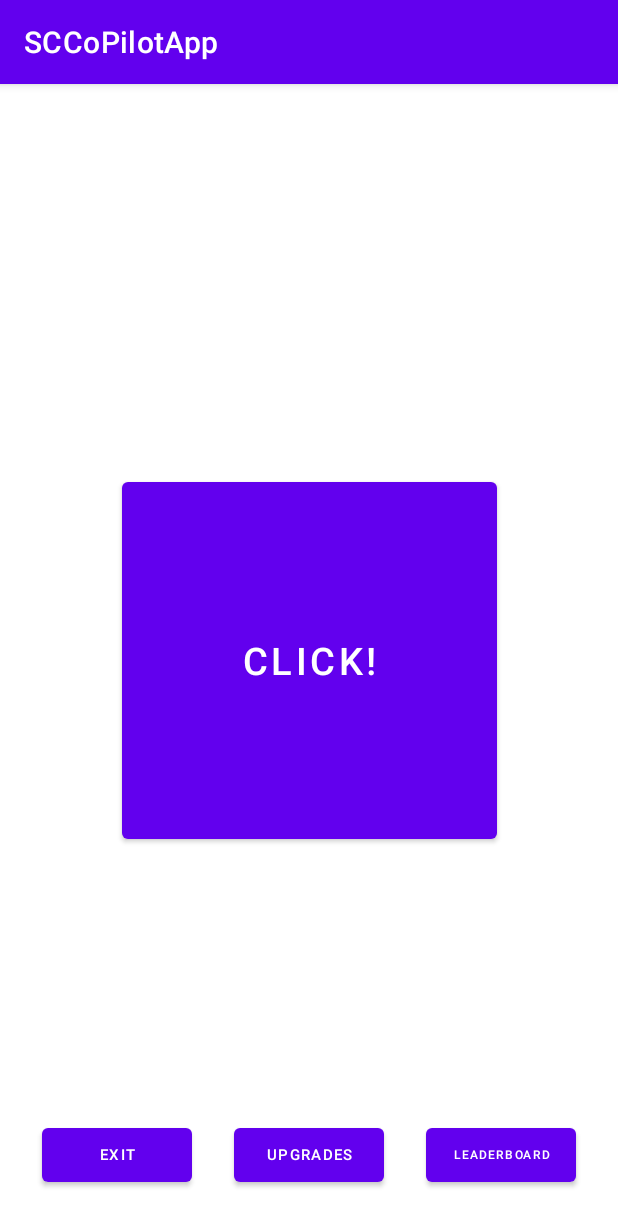
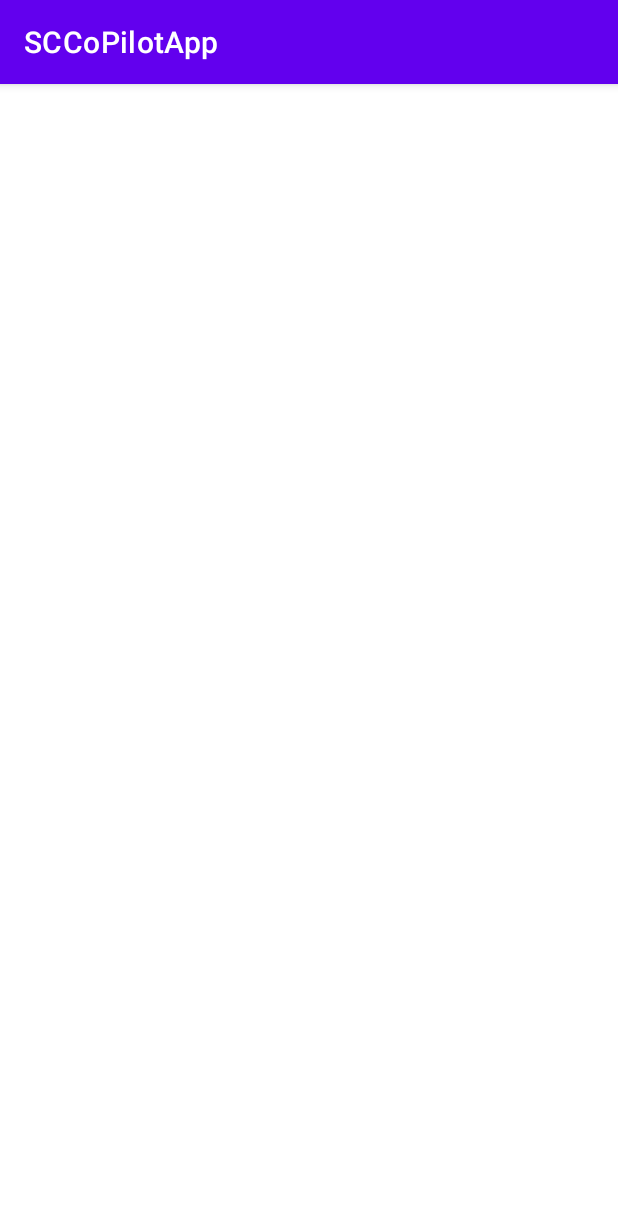
Before and after one commit to greggriffin2/Desktop-MobileGame_v2, an Android app: the MainGameActivity screen opened directly, with no data from a screen before it, after a tap on "UPGRADES", on a phone screen of 412 x 824 dp. Shown: the top 1226 px of the screen. Run offline under Robolectric (Android 15) with nearby library versions, the phone set to English and light mode, and no system bars.

Commit message:
Added the UpgradesActivity and linked both that button and the leaderboard button.

```diff
--- a/SCCoPilotApp/app/src/main/AndroidManifest.xml
+++ b/SCCoPilotApp/app/src/main/AndroidManifest.xml
@@ -10,6 +10,9 @@
         android:supportsRtl="true"
         android:theme="@style/Theme.SCCoPilotApp">
         <activity
+            android:name=".UpgradesActivity"
+            android:exported="false" />
+        <activity
             android:name=".LeaderboardActivity"
             android:exported="false" />
         <activity
@@ -20,16 +23,15 @@
             android:exported="true"
             android:label="@string/app_name">
             <intent-filter>
-                <action android:name="android.intent.action.MAIN"/>
+                <action android:name="android.intent.action.MAIN" />
 
-                <category android:name="android.intent.category.LAUNCHER"/>
+                <category android:name="android.intent.category.LAUNCHER" />
             </intent-filter>
         </activity>
         <activity
             android:name=".SettingsActivity"
             android:exported="true"
-            android:label="@string/app_name"/>
+            android:label="@string/app_name" />
     </application>
 
 </manifest>
-<!--put in here activity actions -->
--- a/SCCoPilotApp/app/src/main/java/com/example/sccopilotapp/MainGameActivity.java
+++ b/SCCoPilotApp/app/src/main/java/com/example/sccopilotapp/MainGameActivity.java
@@ -2,6 +2,7 @@ package com.example.sccopilotapp;
 
 import androidx.appcompat.app.AppCompatActivity;
 
+import android.content.Intent;
 import android.os.Bundle;
 import android.view.View;
 import android.widget.Button;
@@ -37,7 +38,8 @@ public class MainGameActivity extends AppCompatActivity {
      * @param view
      */
     public void onClickUpgrades(View view){
-
+        Intent intent = new Intent(this, UpgradesActivity.class);
+        startActivity(intent);
     }
 
     /**This method will wait for the user to click the button and once
@@ -46,7 +48,8 @@ public class MainGameActivity extends AppCompatActivity {
      * @param view
      */
     public void onClickLeaderboard(View view){
-
+        Intent intent = new Intent(this, LeaderboardActivity.class);
+        startActivity(intent);
     }
 
     /**This method will wait for the user to click the button and once clicked,
--- /dev/null
+++ b/SCCoPilotApp/app/src/main/java/com/example/sccopilotapp/UpgradesActivity.java
@@ -0,0 +1,14 @@
+package com.example.sccopilotapp;
+
+import androidx.appcompat.app.AppCompatActivity;
+
+import android.os.Bundle;
+
+public class UpgradesActivity extends AppCompatActivity {
+
+    @Override
+    protected void onCreate(Bundle savedInstanceState) {
+        super.onCreate(savedInstanceState);
+        setContentView(R.layout.activity_upgrades);
+    }
+}
--- /dev/null
+++ b/SCCoPilotApp/app/src/main/res/layout/activity_upgrades.xml
@@ -0,0 +1,9 @@
+<?xml version="1.0" encoding="utf-8"?>
+<androidx.constraintlayout.widget.ConstraintLayout xmlns:android="http://schemas.android.com/apk/res/android"
+    xmlns:app="http://schemas.android.com/apk/res-auto"
+    xmlns:tools="http://schemas.android.com/tools"
+    android:layout_width="match_parent"
+    android:layout_height="match_parent"
+    tools:context=".UpgradesActivity">
+
+</androidx.constraintlayout.widget.ConstraintLayout>
```
Also changed, not shown: SCCoPilotApp/app/src/main/java/com/example/sccopilotapp/MainActivity.java (+0 -19 lines). Lines whose indentation alone changed are shown as unchanged.
